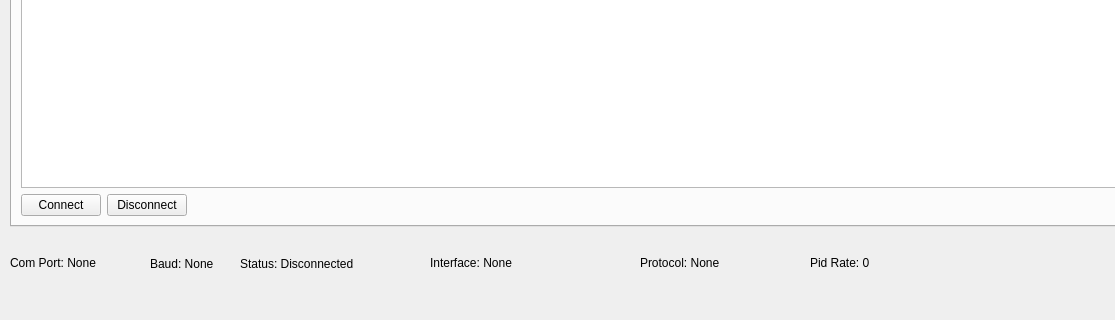
The window that MainWindow.ui (navisinghnz9/QtObd2Scanner) describes before a commit, drawn with Qt 5; both pictures show x 0 to 1115 and y 513 to 833 of the 1234 by 833 pixel window.
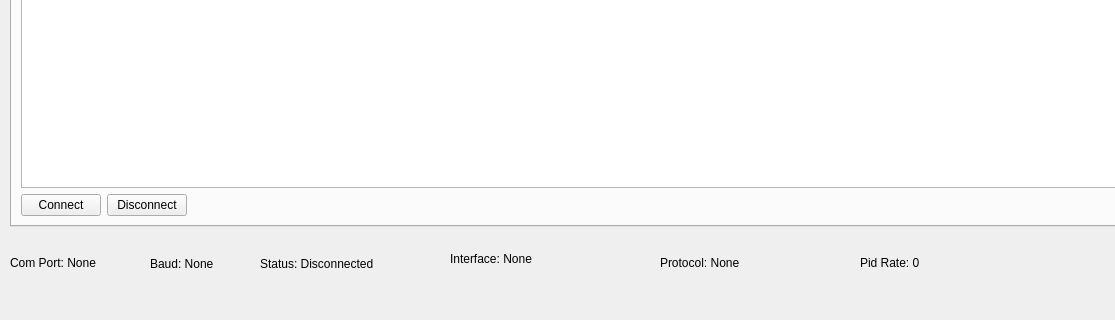
The same window after the commit.

Commit message: UI tweaks in main screen

```diff
--- a/MainWindow.ui
+++ b/MainWindow.ui
@@ -768,7 +768,7 @@
      <rect>
       <x>150</x>
       <y>750</y>
-      <width>75</width>
+      <width>91</width>
       <height>16</height>
      </rect>
     </property>
@@ -785,7 +785,7 @@
    <widget class="QLabel" name="status_comStatusLabel">
     <property name="geometry">
      <rect>
-      <x>240</x>
+      <x>260</x>
       <y>750</y>
       <width>200</width>
       <height>16</height>
@@ -804,10 +804,10 @@
    <widget class="QLabel" name="status_comInterfaceLabel">
     <property name="geometry">
      <rect>
-      <x>430</x>
-      <y>750</y>
+      <x>450</x>
+      <y>743</y>
       <width>200</width>
-      <height>13</height>
+      <height>20</height>
      </rect>
     </property>
     <property name="minimumSize">
@@ -823,7 +823,7 @@
    <widget class="QLabel" name="status_comProtocolLabel">
     <property name="geometry">
      <rect>
-      <x>640</x>
+      <x>660</x>
       <y>750</y>
       <width>175</width>
       <height>13</height>
@@ -842,7 +842,7 @@
    <widget class="QLabel" name="status_pidUpdateRateLabel">
     <property name="geometry">
      <rect>
-      <x>810</x>
+      <x>860</x>
       <y>750</y>
       <width>175</width>
       <height>13</height>
```
Left out of the diff: 4 changed lines with no effect on the pictures.
